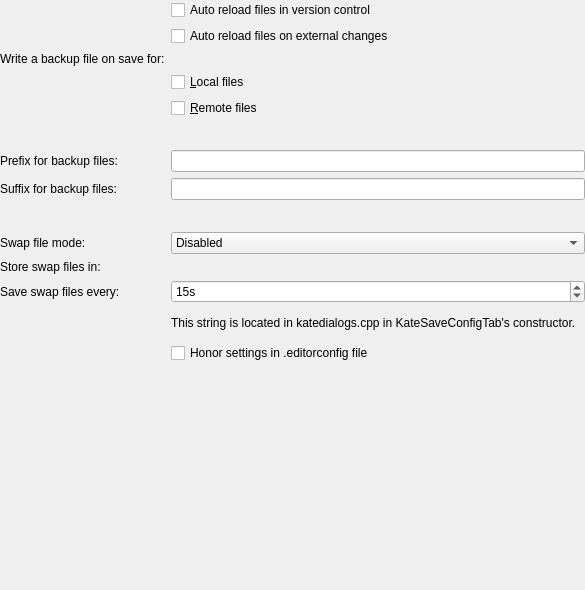
Qt form src/dialogs/opensaveconfigadvwidget.ui (KDE/ktexteditor) before a commit.
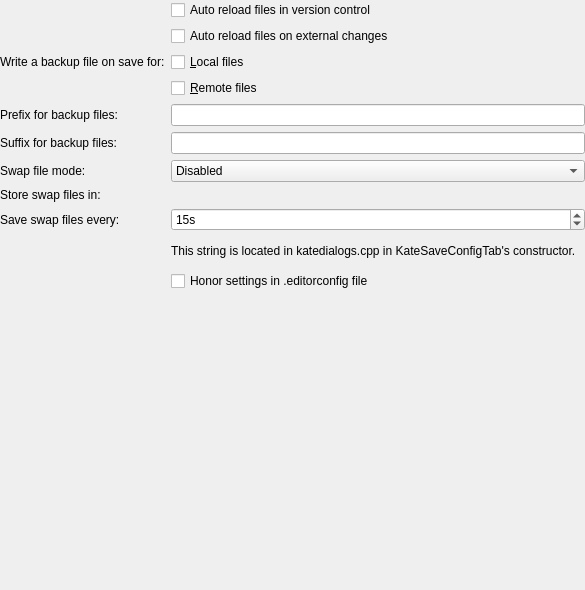
The same form after that commit. Custom widgets are drawn as their Qt base class.

Commit message:
Fix QFormLayoutPrivate::setItem: Cell (1, 1) already occupied
Rework the form layout a bit, remove extra spacers and fix the warning
because of an extraneous spacer item.

Diff of the .ui file:
```diff
--- a/src/dialogs/opensaveconfigadvwidget.ui
+++ b/src/dialogs/opensaveconfigadvwidget.ui
@@ -49,7 +49,7 @@
        </property>
       </widget>
      </item>
-     <item row="3" column="1">
+     <item row="2" column="1">
       <widget class="QCheckBox" name="chkBackupLocalFiles">
        <property name="whatsThis">
         <string>If this option is enabled, backups for local files will be created when saving.</string>
@@ -59,7 +59,7 @@
        </property>
       </widget>
      </item>
-     <item row="4" column="1">
+     <item row="3" column="1">
       <widget class="QCheckBox" name="chkBackupRemoteFiles">
        <property name="whatsThis">
         <string>If this option is enabled, backups for remote files will be created when saving.</string>
@@ -69,23 +69,7 @@
        </property>
       </widget>
      </item>
-     <item row="5" column="1">
-      <spacer name="verticalSpacer_2">
-       <property name="orientation">
-        <enum>Qt::Vertical</enum>
-       </property>
-       <property name="sizeType">
-        <enum>QSizePolicy::Fixed</enum>
-       </property>
-       <property name="sizeHint" stdset="0">
-        <size>
-         <width>20</width>
-         <height>20</height>
-        </size>
-       </property>
-      </spacer>
-     </item>
-     <item row="6" column="0">
+     <item row="4" column="0">
       <widget class="QLabel" name="label_5">
        <property name="text">
         <string>Prefix for backup files:</string>
@@ -95,14 +79,14 @@
        </property>
       </widget>
      </item>
-     <item row="6" column="1">
+     <item row="4" column="1">
       <widget class="QLineEdit" name="edtBackupPrefix">
        <property name="whatsThis">
         <string>Enter the prefix to prepend to the backup file names.</string>
        </property>
       </widget>
      </item>
-     <item row="7" column="0">
+     <item row="5" column="0">
       <widget class="QLabel" name="label_6">
        <property name="text">
         <string>Suffix for backup files:</string>
@@ -112,30 +96,14 @@
        </property>
       </widget>
      </item>
-     <item row="7" column="1">
+     <item row="5" column="1">
       <widget class="QLineEdit" name="edtBackupSuffix">
        <property name="whatsThis">
         <string>Enter the suffix to append to the backup file names.</string>
        </property>
       </widget>
      </item>
-     <item row="8" column="1">
-      <spacer name="verticalSpacer">
-       <property name="orientation">
-        <enum>Qt::Vertical</enum>
-       </property>
-       <property name="sizeType">
-        <enum>QSizePolicy::Fixed</enum>
-       </property>
-       <property name="sizeHint" stdset="0">
-        <size>
-         <width>20</width>
-         <height>20</height>
-        </size>
-       </property>
-      </spacer>
-     </item>
-     <item row="9" column="0">
+     <item row="6" column="0">
       <widget class="QLabel" name="lblSwapFileMode">
        <property name="text">
         <string>Swap file mode:</string>
@@ -145,7 +113,7 @@
        </property>
       </widget>
      </item>
-     <item row="9" column="1">
+     <item row="6" column="1">
       <widget class="QComboBox" name="cmbSwapFileMode">
        <item>
         <property name="text">
@@ -164,7 +132,7 @@
        </item>
       </widget>
      </item>
-     <item row="10" column="0">
+     <item row="7" column="0">
       <widget class="QLabel" name="lblSwapDirectory">
        <property name="text">
         <string>Store swap files in:</string>
@@ -174,7 +142,7 @@
        </property>
       </widget>
      </item>
-     <item row="10" column="1">
+     <item row="7" column="1">
       <widget class="KUrlRequester" name="kurlSwapDirectory">
        <property name="enabled">
         <bool>false</bool>
@@ -184,7 +152,7 @@
        </property>
       </widget>
      </item>
-     <item row="11" column="0">
+     <item row="8" column="0">
       <widget class="QLabel" name="lblSwapFileSync">
        <property name="text">
         <string>Save swap files every:</string>
@@ -194,7 +162,7 @@
        </property>
       </widget>
      </item>
-     <item row="11" column="1">
+     <item row="8" column="1">
       <widget class="QSpinBox" name="spbSwapFileSync">
        <property name="specialValueText">
         <string>Disabled</string>
@@ -216,7 +184,7 @@
        </property>
       </widget>
      </item>
-     <item row="12" column="1">
+     <item row="9" column="1">
       <widget class="QLabel" name="lblExplanatory">
        <property name="sizePolicy">
         <sizepolicy hsizetype="Expanding" vsizetype="Preferred">
@@ -235,26 +203,26 @@
        </property>
       </widget>
      </item>
-     <item row="1" column="1">
-      <spacer name="verticalSpacer_3">
-       <property name="orientation">
-        <enum>Qt::Vertical</enum>
-       </property>
-       <property name="sizeHint" stdset="0">
-        <size>
-         <width>20</width>
-         <height>20</height>
-        </size>
-       </property>
-      </spacer>
-     </item>
-     <item row="13" column="1">
+     <item row="10" column="1">
       <widget class="QCheckBox" name="chkEditorConfig">
        <property name="text">
         <string>Honor settings in .editorconfig file</string>
        </property>
       </widget>
      </item>
+     <item row="11" column="1">
+      <spacer name="verticalSpacer">
+       <property name="orientation">
+        <enum>Qt::Orientation::Vertical</enum>
+       </property>
+       <property name="sizeHint" stdset="0">
+        <size>
+         <width>20</width>
+         <height>40</height>
+        </size>
+       </property>
+      </spacer>
+     </item>
     </layout>
    </item>
    <item>
```
Left out of the diff: 6 changed lines with no effect on the pictures.
